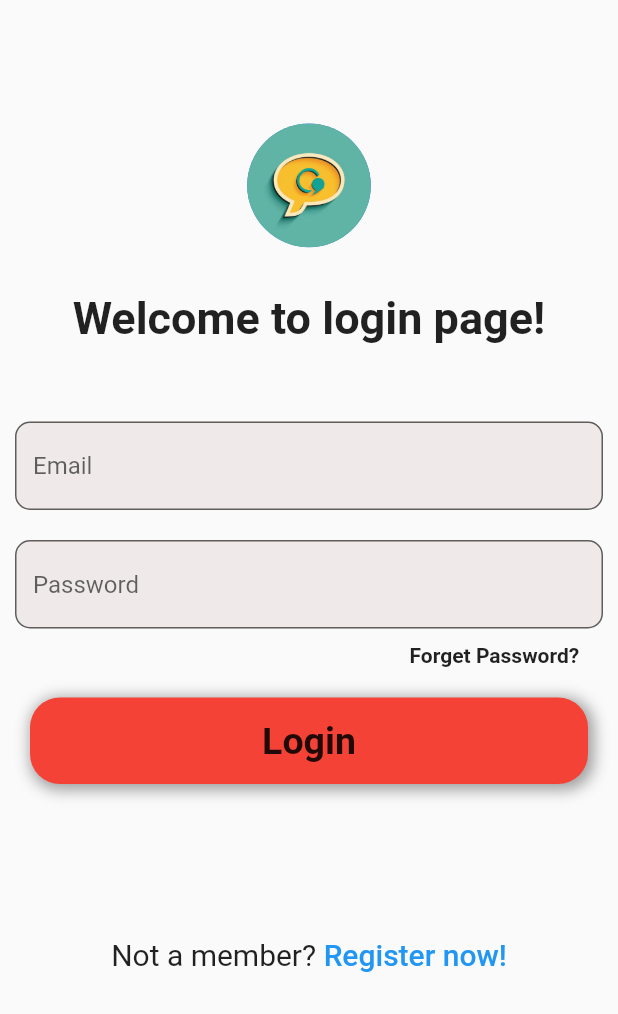
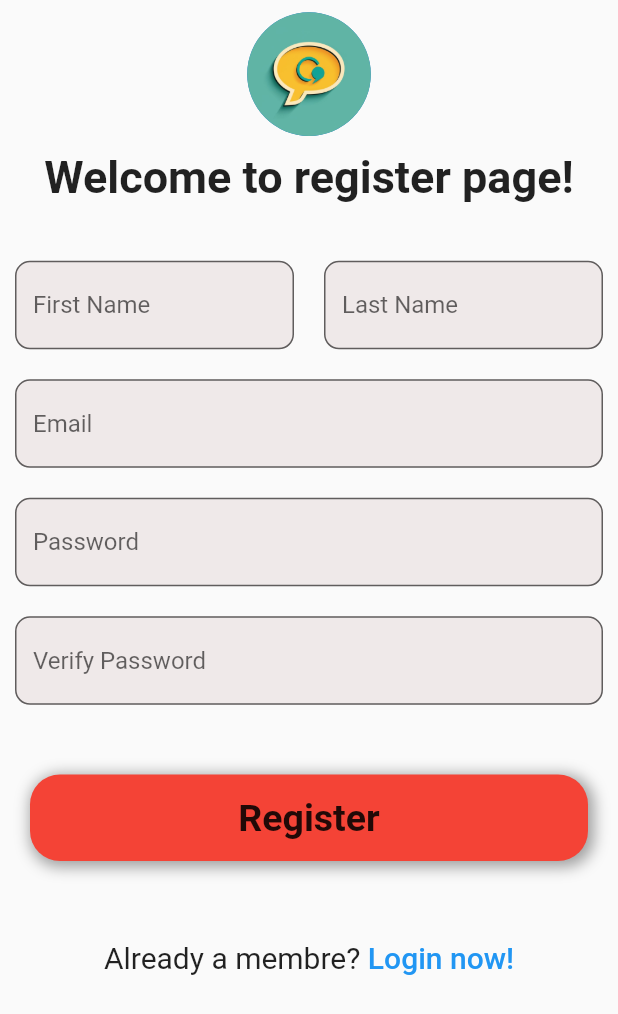
Before and after one commit to bachriotmane/ChatApp, a Flutter app: the LoginPage screen opened directly, after a tap on "Register now!", on a phone screen of 412 x 824 dp. Shown: the top 1014 px of the screen. Run offline on Flutter 3.47's test engine with Material 2 defaults, Android fonts, the phone set to English and light mode, and no system bars; our stand-ins replace firebase_core; accounts and stored records are empty.

Commit message:
Create UI For Register Page & Add contrllers to the button Components

```diff
--- a/lib/View/components/button.comp.dart
+++ b/lib/View/components/button.comp.dart
@@ -1,8 +1,10 @@
+// ignore_for_file: public_member_api_docs, sort_constructors_first
 // ignore_for_file: must_be_immutable
 
 import 'package:flutter/material.dart';
 
 class MyBotton extends StatelessWidget {
+
   String btnText;
   void Function()? onTap;
   MyBotton({
--- a/lib/View/components/textfieled.dart
+++ b/lib/View/components/textfieled.dart
@@ -1,13 +1,16 @@
+// ignore_for_file: public_member_api_docs, sort_constructors_first
 
 // ignore_for_file: must_be_immutable
 
 import 'package:flutter/material.dart';
 
 class MyTextFiled extends StatelessWidget {
+  TextEditingController controller;
   String hintText;
   bool obscure;
   MyTextFiled({
     Key? key,
+    required this.controller,
     required this.hintText,
     required this.obscure,
   }) : super(key: key);
@@ -20,6 +23,7 @@ class MyTextFiled extends StatelessWidget {
       ),
       margin: const EdgeInsets.symmetric(vertical: 10, horizontal: 10),
       child: TextFormField(
+        controller: controller,
         obscureText: obscure,
         decoration: InputDecoration(
           border: const OutlineInputBorder(
--- a/lib/View/pages/login.page.dart
+++ b/lib/View/pages/login.page.dart
@@ -1,10 +1,13 @@
 import 'package:flutter/material.dart';
 import 'package:my_chat_app/View/components/button.comp.dart';
 import 'package:my_chat_app/View/components/textfieled.dart';
+import 'package:my_chat_app/View/pages/register.page.dart';
+import 'package:my_chat_app/utils/functions.dart';
 
 class LoginPage extends StatelessWidget {
-  const LoginPage({super.key});
-
+  LoginPage({super.key});
+  TextEditingController emailController = new TextEditingController();
+  TextEditingController passwordController = new TextEditingController();
   @override
   Widget build(BuildContext context) {
     return SafeArea(
@@ -33,9 +36,15 @@ class LoginPage extends StatelessWidget {
               ),
               SizedBox(height: MediaQuery.of(context).size.height * 0.05),
               //! Email
-              MyTextFiled(hintText: "Email", obscure: false),
+              MyTextFiled(
+                  hintText: "Email",
+                  obscure: false,
+                  controller: emailController),
               //! Password
-              MyTextFiled(hintText: "Password", obscure: true),
+              MyTextFiled(
+                  hintText: "Password",
+                  obscure: true,
+                  controller: passwordController),
               //! Forgot Password
               GestureDetector(
                 onTap: () {},
@@ -63,12 +72,15 @@ class LoginPage extends StatelessWidget {
                     style: TextStyle(fontSize: 20),
                   ),
                   GestureDetector(
-                    onTap: () {},
+                    onTap: () {
+                      pushReplacementTopage(RegisterPage(), context);
+                    },
                     child: const Text(
                       " Register now!",
                       style: TextStyle(
                           fontSize: 20,
                           fontWeight: FontWeight.w500,
+                          decorationStyle: TextDecorationStyle.wavy,
                           color: Colors.blue),
                     ),
                   )
--- /dev/null
+++ b/lib/View/pages/register.page.dart
@@ -0,0 +1,109 @@
+// ignore_for_file: must_be_immutable
+
+import 'package:flutter/material.dart';
+import 'package:my_chat_app/View/components/button.comp.dart';
+import 'package:my_chat_app/View/components/textfieled.dart';
+import 'package:my_chat_app/View/pages/login.page.dart';
+import 'package:my_chat_app/utils/functions.dart';
+
+class RegisterPage extends StatelessWidget {
+  RegisterPage({Key? key}) : super(key: key);
+
+  TextEditingController firstNameController = TextEditingController();
+  TextEditingController lastNameController = TextEditingController();
+  TextEditingController emailController = TextEditingController();
+  TextEditingController password1Controller = TextEditingController();
+  TextEditingController password2Controller = TextEditingController();
+
+  @override
+  Widget build(BuildContext context) {
+    return SafeArea(
+      child: Scaffold(
+        resizeToAvoidBottomInset: false,
+        body: SingleChildScrollView(
+          child: Center(
+            child: Column(
+              children: [
+                SizedBox(height: MediaQuery.of(context).size.height * 0.01),
+                //! Logo
+                SizedBox(
+                  height: MediaQuery.of(context).size.height * 0.1,
+                  child: const CircleAvatar(
+                    backgroundImage: AssetImage(
+                      "assets/images/logo.jpg",
+                    ),
+                    radius: 50,
+                  ),
+                ),
+                //! Text
+                Container(
+                  margin: const EdgeInsets.only(top: 10, bottom: 20),
+                  child: const Text(
+                    "Welcome to register page!",
+                    style: TextStyle(fontSize: 30, fontWeight: FontWeight.w600),
+                  ),
+                ),
+                SizedBox(height: MediaQuery.of(context).size.height * 0.01),
+
+                Row(
+                  children: [
+                    Expanded(
+                      child: MyTextFiled(
+                        controller: firstNameController,
+                        hintText: "First Name",
+                        obscure: false,
+                      ),
+                    ),
+                    Expanded(
+                      child: MyTextFiled(
+                        controller: lastNameController,
+                        hintText: "Last Name",
+                        obscure: false,
+                      ),
+                    )
+                  ],
+                ),
+                MyTextFiled(
+                    controller: emailController,
+                    hintText: "Email",
+                    obscure: false),
+                MyTextFiled(
+                    controller: password1Controller,
+                    hintText: "Password",
+                    obscure: true),
+                MyTextFiled(
+                    controller: password2Controller,
+                    hintText: "Verify Password",
+                    obscure: true),
+                SizedBox(height: MediaQuery.of(context).size.height * 0.02),
+                MyBotton(btnText: "Register", onTap: () {}),
+                SizedBox(height: MediaQuery.of(context).size.height * 0.04),
+                Row(
+                  mainAxisAlignment: MainAxisAlignment.center,
+                  children: [
+                    const Text(
+                      "Already a membre?",
+                      style: TextStyle(fontSize: 20),
+                    ),
+                    GestureDetector(
+                      onTap: () {
+                        pushReplacementTopage(LoginPage(), context);
+                      },
+                      child: const Text(
+                        " Login now!",
+                        style: TextStyle(
+                            fontSize: 20,
+                            fontWeight: FontWeight.w500,
+                            color: Colors.blue),
+                      ),
+                    )
+                  ],
+                )
+              ],
+            ),
+          ),
+        ),
+      ),
+    );
+  }
+}
--- a/lib/main.dart
+++ b/lib/main.dart
@@ -1,6 +1,6 @@
 import "package:firebase_core/firebase_core.dart";
 import "package:flutter/material.dart";
-import "package:my_chat_app/View/pages/login.page.dart";
+import "package:my_chat_app/View/pages/register.page.dart";
 
 void main() async {
   WidgetsFlutterBinding.ensureInitialized();
@@ -14,9 +14,9 @@ class MyApp extends StatelessWidget {
 
   @override
   Widget build(BuildContext context) {
-    return const MaterialApp(
+    return MaterialApp(
       debugShowCheckedModeBanner: false,
-      home: LoginPage(),
+      home: RegisterPage(),
     );
   }
 }
--- /dev/null
+++ b/lib/utils/functions.dart
@@ -0,0 +1,8 @@
+import 'package:flutter/material.dart';
+
+pushReplacementTopage(page, BuildContext context) {
+  Navigator.pushReplacement(
+    context,
+    MaterialPageRoute(builder: (context) => page),
+  );
+}
```
